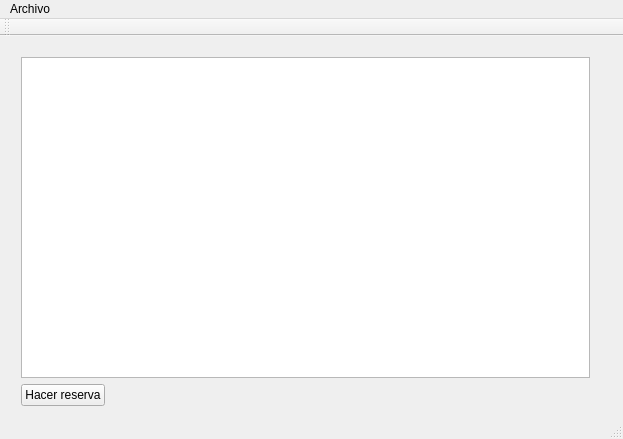
Above: mainwindow.ui from stsewd/polideportivo before the change. Below: the same form after it.
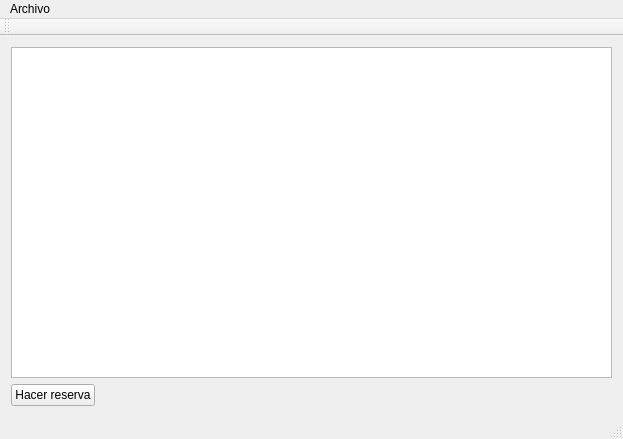
That is the form after the change.

```diff
--- a/mainwindow.ui
+++ b/mainwindow.ui
@@ -14,15 +14,8 @@
    <string>MainWindow</string>
   </property>
   <widget class="QWidget" name="centralWidget">
-   <widget class="QWidget" name="">
-    <property name="geometry">
-     <rect>
-      <x>10</x>
-      <y>10</y>
-      <width>591</width>
-      <height>371</height>
-     </rect>
-    </property>
+   <layout class="QGridLayout" name="gridLayout">
+    <item row="0" column="0">
     <layout class="QVBoxLayout" name="verticalLayout">
      <item>
       <widget class="QTableView" name="tableView"/>
@@ -52,7 +45,8 @@
       </layout>
      </item>
     </layout>
-   </widget>
+    </item>
+   </layout>
   </widget>
   <widget class="QMenuBar" name="menuBar">
    <property name="geometry">
```
Left out of the diff: 2 changed lines with no effect on the pictures. Lines whose indentation alone changed are shown as unchanged.
